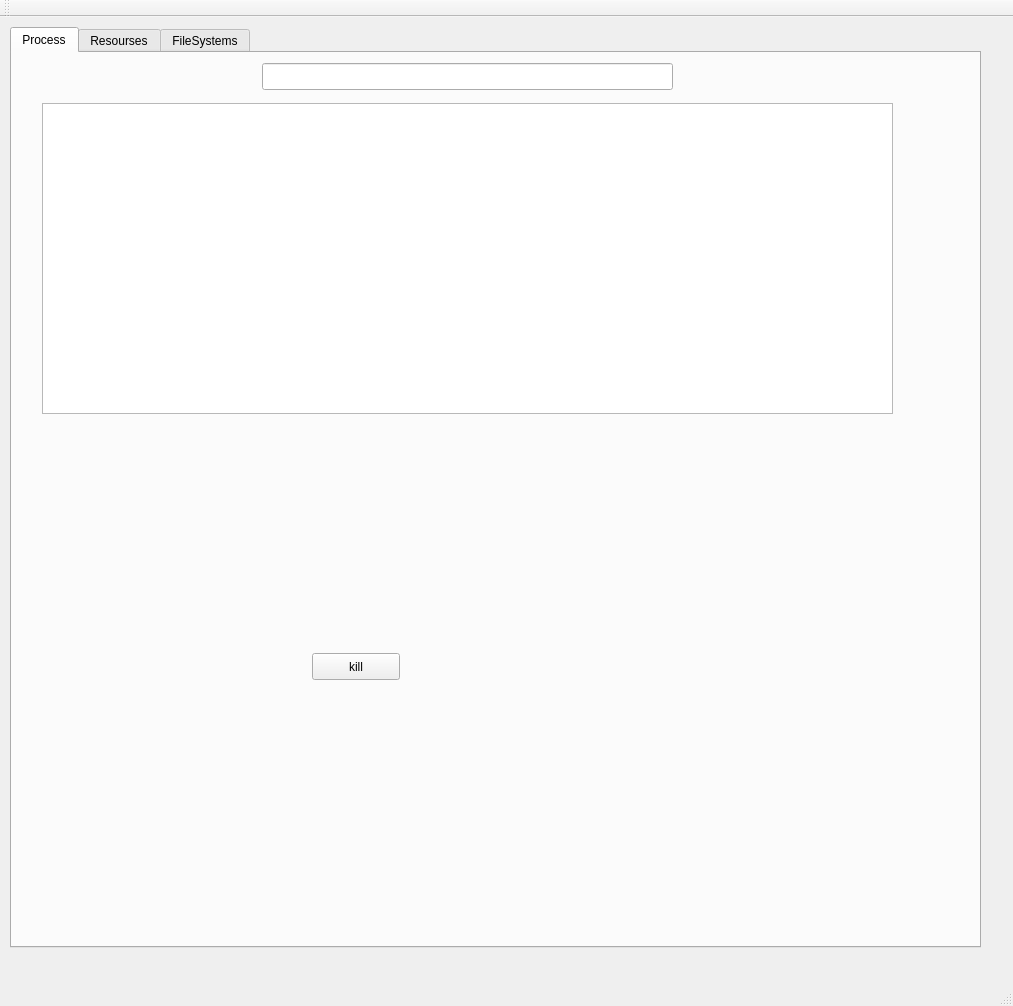
The window that myLinuxMonitor/mainwindow.ui (Xiang-Pan/HUST_OS_CourseProject) describes before a commit, drawn with Qt 5.
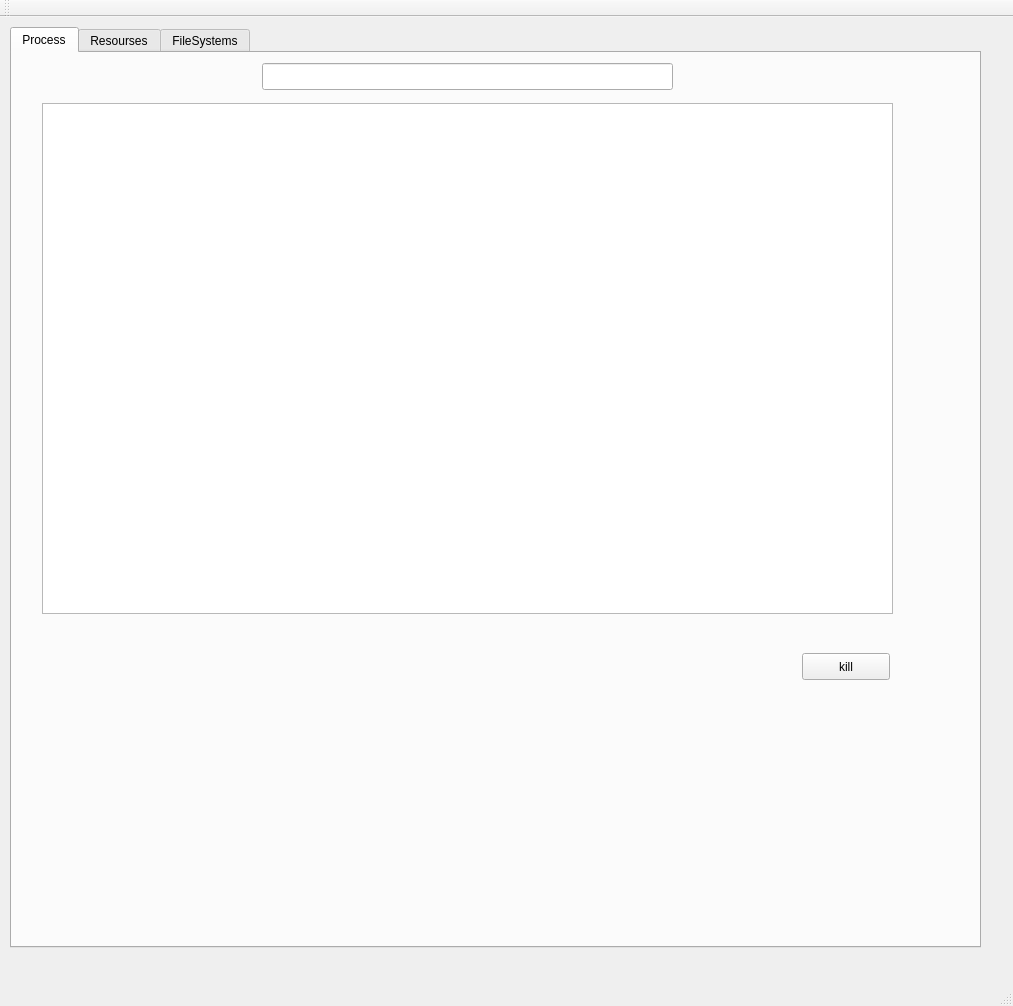
The same window after the commit. The open tabs and pages were chosen to show the change.

Patch:
```diff
--- a/myLinuxMonitor/mainwindow.ui
+++ b/myLinuxMonitor/mainwindow.ui
@@ -61,7 +61,7 @@
      <widget class="QPushButton" name="kill_pushButton">
       <property name="geometry">
        <rect>
-        <x>300</x>
+        <x>790</x>
         <y>600</y>
         <width>88</width>
         <height>27</height>
@@ -77,7 +77,7 @@
         <x>30</x>
         <y>50</y>
         <width>851</width>
-        <height>311</height>
+        <height>511</height>
        </rect>
       </property>
      </widget>
```
Left out of the diff: 2 changed lines with no effect on the pictures.
